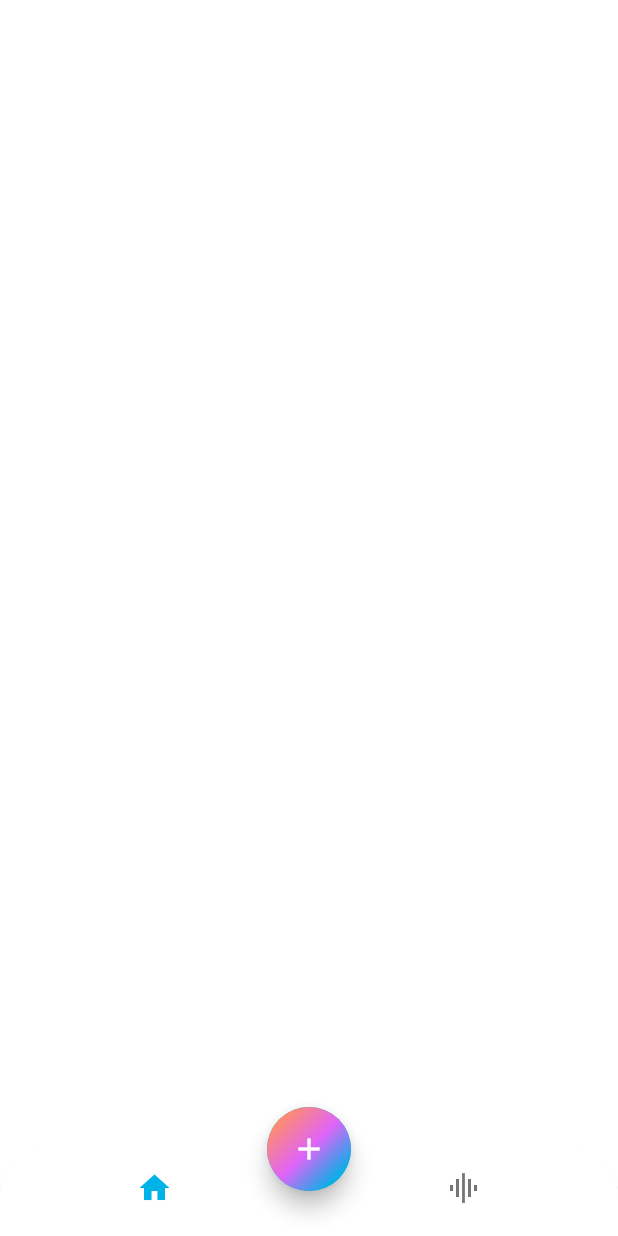
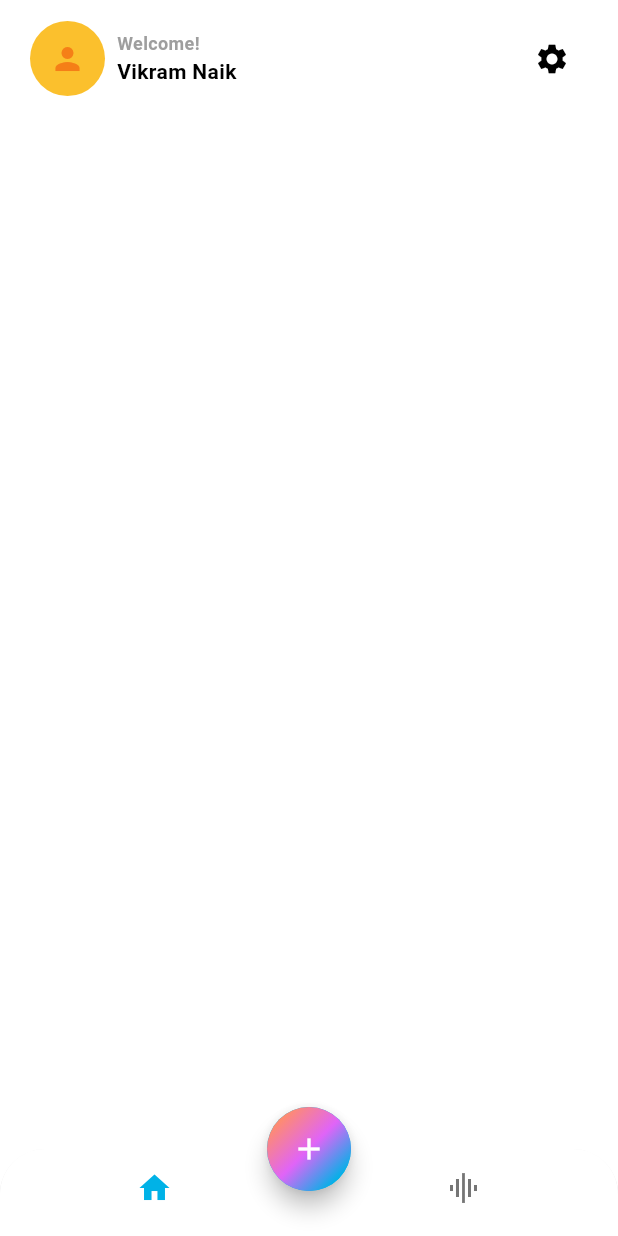
Before and after one commit to VikramNaik26/Expence-Tracker, a Flutter app: the screen it shows after launch, on a phone screen of 412 x 824 dp. Run offline on Flutter 3.47's test engine with Material 3 defaults, Android fonts, the phone set to English and light mode, and no system bars; our stand-ins replace gap.

Commit message:
added appbar or the header of the app

```diff
--- a/lib/app_view.dart
+++ b/lib/app_view.dart
@@ -16,6 +16,7 @@ class MyAppView extends StatelessWidget {
           primary: const Color(0xff00B2E7),
           secondary: const Color(0xffE064F7),
           tertiary: const Color(0xffFF8D6C),
+          outline: Colors.grey,
         ),
       ),
       home: const HomeScreen(),
--- a/lib/screens/home/views/home_screen.dart
+++ b/lib/screens/home/views/home_screen.dart
@@ -1,5 +1,6 @@
 import 'dart:math';
 
+import 'package:expence_tracker/screens/home/views/main_screen.dart';
 import 'package:flutter/material.dart';
 
 class HomeScreen extends StatelessWidget {
@@ -50,6 +51,7 @@ class HomeScreen extends StatelessWidget {
           child: const Icon(Icons.add),
         ),
       ),
+      body: const MainScreen(),
     );
   }
 }
--- /dev/null
+++ b/lib/screens/home/views/main_screen.dart
@@ -0,0 +1,70 @@
+import 'package:flutter/material.dart';
+import 'package:gap/gap.dart';
+
+class MainScreen extends StatelessWidget {
+  const MainScreen({super.key});
+
+  @override
+  Widget build(BuildContext context) {
+    return SafeArea(
+      child: Padding(
+        padding: const EdgeInsets.symmetric(horizontal: 20.0, vertical: 14.0),
+        child: Column(
+          children: [
+            Row(
+              children: [
+                Stack(
+                  alignment: Alignment.center,
+                  children: [
+                    Container(
+                      width: 50,
+                      height: 50,
+                      decoration: BoxDecoration(
+                        shape: BoxShape.circle,
+                        color: Colors.yellow.shade700,
+                      ),
+                    ),
+                    Icon(
+                      Icons.person,
+                      color: Colors.yellow.shade900,
+                    ),
+                  ],
+                ),
+                const Gap(8),
+                Expanded(
+                  child: Column(
+                    crossAxisAlignment: CrossAxisAlignment.start,
+                    children: [
+                      Text(
+                        'Welcome!',
+                        style: TextStyle(
+                          color: Theme.of(context).colorScheme.outline,
+                          fontSize: 12,
+                          fontWeight: FontWeight.w600,
+                        ),
+                      ),
+                      Text(
+                        'Vikram Naik',
+                        style: TextStyle(
+                          color: Theme.of(context).colorScheme.onBackground,
+                          fontSize: 14,
+                          fontWeight: FontWeight.bold,
+                        ),
+                      ),
+                    ],
+                  ),
+                ),
+                IconButton(
+                  onPressed: () {},
+                  icon: const Icon(
+                    Icons.settings,
+                  ),
+                )
+              ],
+            ),
+          ],
+        ),
+      ),
+    );
+  }
+}
--- a/pubspec.yaml
+++ b/pubspec.yaml
@@ -35,6 +35,7 @@ dependencies:
   # The following adds the Cupertino Icons font to your application.
   # Use with the CupertinoIcons class for iOS style icons.
   cupertino_icons: ^1.0.6
+  gap: ^3.0.1
 
 dev_dependencies:
   flutter_test:
```
Also changed, not shown: pubspec.lock.
